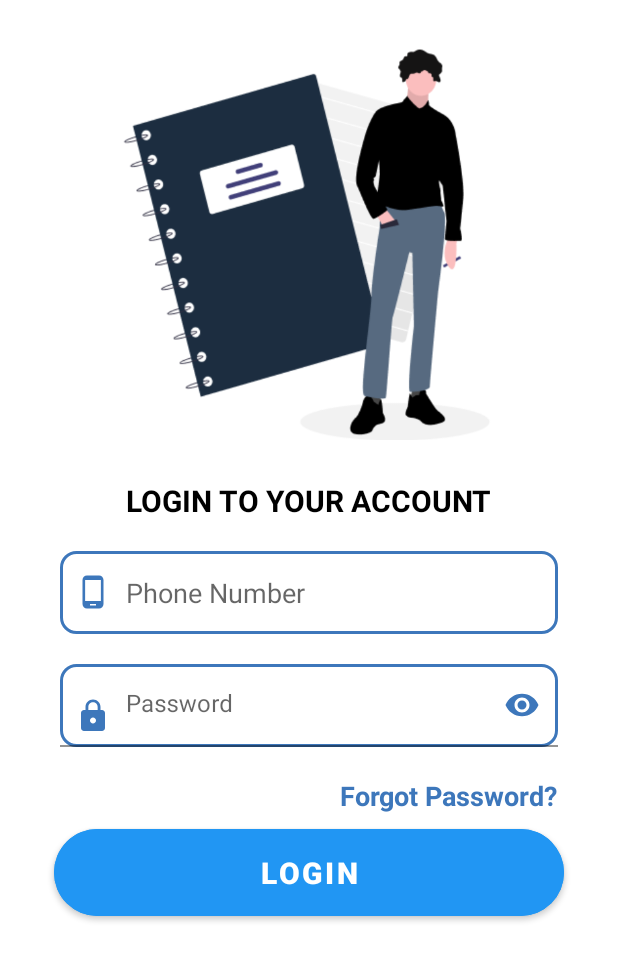
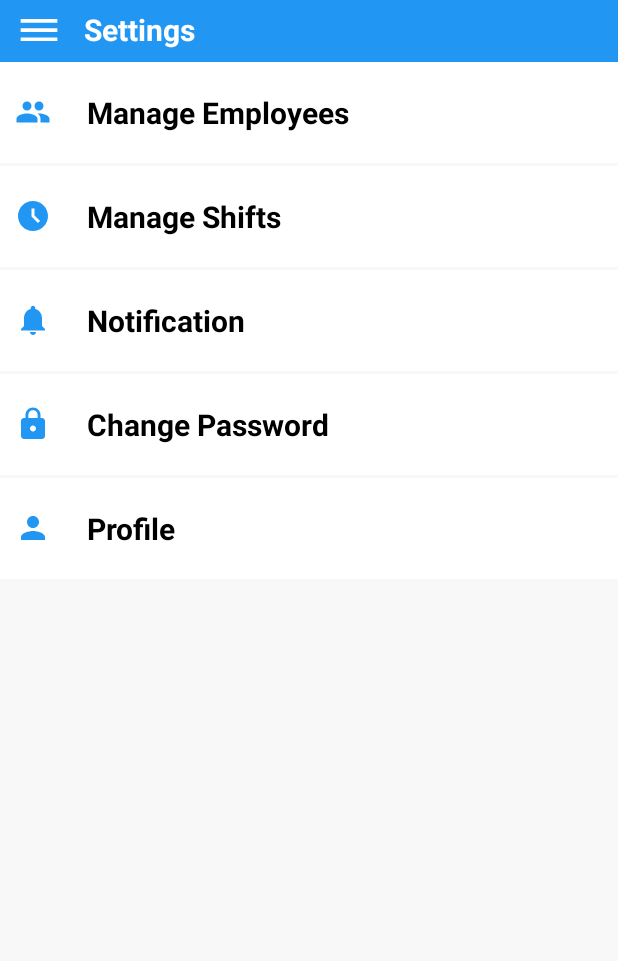
Before and after one commit to Kabuto-Hido/KLTN_Attendance_App, an Android app: the screen it shows after launch (LoginActivity), on a phone screen of 412 x 824 dp. Shown: the top 961 px of the screen. Run offline under Robolectric (Android 15) with nearby library versions, the phone set to English and light mode, and no system bars; our stand-ins replace Firebase (no records; nobody signed in at launch, a user with empty details on screens opened directly); libraries missing offline, so code that uses them is left out: at.favre.lib; 1 statement that could not run was skipped.

Commit message:
Create admin setting screen

```diff
--- a/app/build.gradle
+++ b/app/build.gradle
@@ -26,6 +26,7 @@ android {
         sourceCompatibility JavaVersion.VERSION_1_8
         targetCompatibility JavaVersion.VERSION_1_8
     }
+    namespace 'hcmute.edu.vn.tlcn.attendanceapp'
 }
 
 dependencies {
--- a/app/src/main/AndroidManifest.xml
+++ b/app/src/main/AndroidManifest.xml
@@ -1,6 +1,5 @@
 <?xml version="1.0" encoding="utf-8"?>
-<manifest xmlns:android="http://schemas.android.com/apk/res/android"
-    package="hcmute.edu.vn.tlcn.attendanceapp">
+<manifest xmlns:android="http://schemas.android.com/apk/res/android">
 
     <application
         android:allowBackup="true"
--- a/app/src/main/java/hcmute/edu/vn/tlcn/attendanceapp/LoginActivity.java
+++ b/app/src/main/java/hcmute/edu/vn/tlcn/attendanceapp/LoginActivity.java
@@ -36,12 +36,12 @@ public class LoginActivity extends AppCompatActivity {
     @Override
     protected void onCreate(Bundle savedInstanceState) {
         super.onCreate(savedInstanceState);
-        setContentView(R.layout.activity_login);
+        setContentView(R.layout.admin_home);
 
-        edittextPhone = (EditText) findViewById(R.id.edittextPhone);
-        edittextPassword = (EditText) findViewById(R.id.edittextPassword);
-        txtForgotPassword = (TextView) findViewById(R.id.txtForgotPassword);
-        btnLogin = (Button) findViewById(R.id.btnLogin);
+//        edittextPhone = (EditText) findViewById(R.id.edittextPhone);
+//        edittextPassword = (EditText) findViewById(R.id.edittextPassword);
+//        txtForgotPassword = (TextView) findViewById(R.id.txtForgotPassword);
+//        btnLogin = (Button) findViewById(R.id.btnLogin);
 
         btnLogin.setOnClickListener(new View.OnClickListener() {
             @Override
--- /dev/null
+++ b/app/src/main/res/drawable-v24/border_line.xml
@@ -0,0 +1,6 @@
+<?xml version="1.0" encoding="utf-8"?>
+<shape xmlns:android="http://schemas.android.com/apk/res/android" android:shape="rectangle" >
+    <solid android:color="@android:color/white" />
+    <stroke android:width="0dip" android:color="#100F0F"/>
+    <padding android:bottom="20dp" android:left="10dp" android:right="10dp" android:top="20dp"/>
+</shape>
--- /dev/null
+++ b/app/src/main/res/drawable/ic_baseline_access_time_filled_24.xml
@@ -0,0 +1,5 @@
+<vector android:height="24dp" android:tint="#2196F3"
+    android:viewportHeight="24" android:viewportWidth="24"
+    android:width="24dp" xmlns:android="http://schemas.android.com/apk/res/android">
+    <path android:fillColor="@android:color/white" android:pathData="M11.99,2C6.47,2 2,6.48 2,12s4.47,10 9.99,10C17.52,22 22,17.52 22,12S17.52,2 11.99,2zM15.29,16.71L11,12.41V7h2v4.59l3.71,3.71L15.29,16.71z"/>
+</vector>
--- /dev/null
+++ b/app/src/main/res/drawable/ic_baseline_change_password.xml
@@ -0,0 +1,5 @@
+<vector android:height="24dp" android:tint="#2196F3"
+    android:viewportHeight="24" android:viewportWidth="24"
+    android:width="24dp" xmlns:android="http://schemas.android.com/apk/res/android">
+    <path android:fillColor="@android:color/white" android:pathData="M18,8h-1L17,6c0,-2.76 -2.24,-5 -5,-5S7,3.24 7,6v2L6,8c-1.1,0 -2,0.9 -2,2v10c0,1.1 0.9,2 2,2h12c1.1,0 2,-0.9 2,-2L20,10c0,-1.1 -0.9,-2 -2,-2zM12,17c-1.1,0 -2,-0.9 -2,-2s0.9,-2 2,-2 2,0.9 2,2 -0.9,2 -2,2zM15.1,8L8.9,8L8.9,6c0,-1.71 1.39,-3.1 3.1,-3.1 1.71,0 3.1,1.39 3.1,3.1v2z"/>
+</vector>
--- /dev/null
+++ b/app/src/main/res/drawable/ic_baseline_manage_employee.xml
@@ -0,0 +1,5 @@
+<vector android:height="24dp" android:tint="#2196F3"
+    android:viewportHeight="24" android:viewportWidth="24"
+    android:width="24dp" xmlns:android="http://schemas.android.com/apk/res/android">
+    <path android:fillColor="@android:color/white" android:pathData="M16,11c1.66,0 2.99,-1.34 2.99,-3S17.66,5 16,5c-1.66,0 -3,1.34 -3,3s1.34,3 3,3zM8,11c1.66,0 2.99,-1.34 2.99,-3S9.66,5 8,5C6.34,5 5,6.34 5,8s1.34,3 3,3zM8,13c-2.33,0 -7,1.17 -7,3.5L1,19h14v-2.5c0,-2.33 -4.67,-3.5 -7,-3.5zM16,13c-0.29,0 -0.62,0.02 -0.97,0.05 1.16,0.84 1.97,1.97 1.97,3.45L17,19h6v-2.5c0,-2.33 -4.67,-3.5 -7,-3.5z"/>
+</vector>
--- /dev/null
+++ b/app/src/main/res/drawable/ic_baseline_notifications_24.xml
@@ -0,0 +1,5 @@
+<vector android:height="24dp" android:tint="#2196F3"
+    android:viewportHeight="24" android:viewportWidth="24"
+    android:width="24dp" xmlns:android="http://schemas.android.com/apk/res/android">
+    <path android:fillColor="@android:color/white" android:pathData="M12,22c1.1,0 2,-0.9 2,-2h-4c0,1.1 0.89,2 2,2zM18,16v-5c0,-3.07 -1.64,-5.64 -4.5,-6.32L13.5,4c0,-0.83 -0.67,-1.5 -1.5,-1.5s-1.5,0.67 -1.5,1.5v0.68C7.63,5.36 6,7.92 6,11v5l-2,2v1h16v-1l-2,-2z"/>
+</vector>
--- /dev/null
+++ b/app/src/main/res/drawable/ic_baseline_option.xml
@@ -0,0 +1,5 @@
+<vector android:height="24dp" android:tint="#FFFFFF"
+    android:viewportHeight="24" android:viewportWidth="24"
+    android:width="24dp" xmlns:android="http://schemas.android.com/apk/res/android">
+    <path android:fillColor="@android:color/white" android:pathData="M2,15.5v2h20v-2L2,15.5zM2,10.5v2h20v-2L2,10.5zM2,5.5v2h20v-2L2,5.5z"/>
+</vector>
--- /dev/null
+++ b/app/src/main/res/drawable/ic_baseline_profile_person.xml
@@ -0,0 +1,5 @@
+<vector android:height="24dp" android:tint="#2196F3"
+    android:viewportHeight="24" android:viewportWidth="24"
+    android:width="24dp" xmlns:android="http://schemas.android.com/apk/res/android">
+    <path android:fillColor="@android:color/white" android:pathData="M12,12c2.21,0 4,-1.79 4,-4s-1.79,-4 -4,-4 -4,1.79 -4,4 1.79,4 4,4zM12,14c-2.67,0 -8,1.34 -8,4v2h16v-2c0,-2.66 -5.33,-4 -8,-4z"/>
+</vector>
--- /dev/null
+++ b/app/src/main/res/layout/admin_home.xml
@@ -0,0 +1,102 @@
+<?xml version="1.0" encoding="utf-8"?>
+<FrameLayout xmlns:android="http://schemas.android.com/apk/res/android"
+    android:layout_width="match_parent"
+    android:layout_height="match_parent">
+
+    <LinearLayout
+        android:orientation="vertical"
+        android:layout_width="match_parent"
+        android:layout_height="match_parent"
+        android:background="#F8F8F8">
+        <LinearLayout
+            android:layout_width="match_parent"
+            android:layout_height="wrap_content"
+            android:background="#2196F3"
+            android:padding="6dp">
+
+            <ImageView
+                android:id="@+id/btnBack"
+                android:layout_width="40dp"
+                android:layout_height="match_parent"
+                android:src="@drawable/ic_baseline_option" />
+
+            <TextView
+                android:id="@+id/txtSetting"
+                android:layout_width="match_parent"
+                android:layout_height="wrap_content"
+                android:text="Settings"
+                android:textStyle="bold"
+                android:layout_marginLeft="10dp"
+                android:textColor="@color/white"
+                android:textSize="20sp"
+                android:layout_marginBottom="2dp"/>
+        </LinearLayout>
+
+        <TextView
+            android:id="@+id/txtEmployee"
+            android:layout_width="match_parent"
+            android:layout_height="wrap_content"
+            android:text="Manage Employees"
+            android:textColor="@color/black"
+            android:textSize="20sp"
+            android:background="@drawable/border_line"
+            android:layout_marginBottom="2dp"
+            android:drawableStart="@drawable/ic_baseline_manage_employee"
+            android:drawablePadding="24dp"
+            android:textStyle="bold"
+            />
+        <TextView
+
+            android:id="@+id/txtShift"
+            android:layout_width="match_parent"
+            android:layout_height="wrap_content"
+            android:text="Manage Shifts"
+            android:textColor="@color/black"
+            android:textStyle="bold"
+            android:textSize="20sp"
+            android:background="@drawable/border_line"
+            android:layout_marginBottom="2dp"
+            android:drawableStart="@drawable/ic_baseline_access_time_filled_24"
+            android:drawablePadding="24dp"/>
+        <TextView
+
+            android:id="@+id/txtChangeAvatar"
+            android:layout_width="match_parent"
+            android:layout_height="wrap_content"
+            android:text="Notification"
+            android:textColor="@color/black"
+            android:textStyle="bold"
+            android:textSize="20sp"
+            android:background="@drawable/border_line"
+            android:layout_marginBottom="2dp"
+            android:drawableStart="@drawable/ic_baseline_notifications_24"
+            android:drawablePadding="24dp"/>
+        <TextView
+            android:id="@+id/txtChangePassword"
+            android:layout_width="match_parent"
+            android:layout_height="wrap_content"
+            android:text="Change Password"
+            android:textColor="@color/black"
+            android:textSize="20sp"
+            android:textStyle="bold"
+            android:background="@drawable/border_line"
+            android:layout_marginBottom="2dp"
+            android:drawableStart="@drawable/ic_baseline_change_password"
+            android:drawablePadding="24dp"
+            />
+        <TextView
+            android:id="@+id/txtChangeDescription"
+            android:layout_width="match_parent"
+            android:layout_height="wrap_content"
+            android:text="Profile"
+            android:textColor="@color/black"
+            android:textStyle="bold"
+            android:background="@drawable/border_line"
+            android:textSize="20sp"
+            android:layout_marginBottom="20dp"
+            android:drawableStart="@drawable/ic_baseline_profile_person"
+            android:drawablePadding="24dp"
+            />
+
+    </LinearLayout>
+</FrameLayout>
--- a/app/src/main/res/values/themes.xml
+++ b/app/src/main/res/values/themes.xml
@@ -10,7 +10,7 @@
         <item name="colorSecondaryVariant">@color/teal_700</item>
         <item name="colorOnSecondary">@color/black</item>
         <!-- Status bar color. -->
-        <item name="android:statusBarColor" tools:targetApi="l">#97BCE8</item>
+        <item name="android:statusBarColor" tools:targetApi="l">#2196F3</item>
         <!-- Customize your theme here. -->
     </style>
 </resources>
--- a/build.gradle
+++ b/build.gradle
@@ -4,8 +4,8 @@ buildscript {
     }
 }// Top-level build file where you can add configuration options common to all sub-projects/modules.
 plugins {
-    id 'com.android.application' version '7.1.3' apply false
-    id 'com.android.library' version '7.1.3' apply false
+    id 'com.android.application' version '7.3.0' apply false
+    id 'com.android.library' version '7.3.0' apply false
 }
 
 task clean(type: Delete) {
```
Also changed, not shown: app/src/main/res/drawable/edt_background.xml (added, +10 -0 lines), app/src/main/res/layout/change_password.xml (added, +132 -0 lines), app/src/main/res/drawable-v24/baseline_arrow_back_white_24.png (added), gradle/wrapper/gradle-wrapper.properties.
